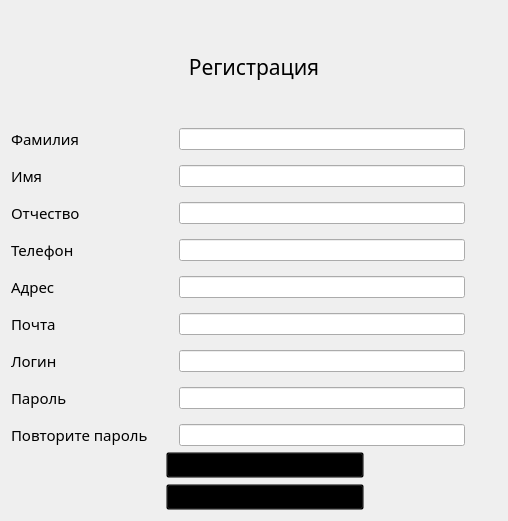
Before: the Qt Designer form registration.ui in lirthu/kursach, drawn with Qt 5.
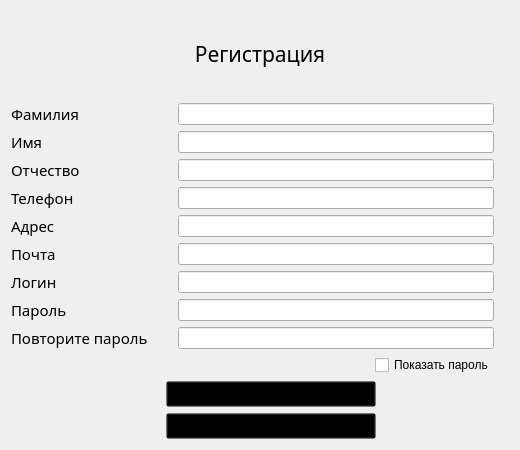
After: the same form once the commit is applied.

```diff
--- a/registration.ui
+++ b/registration.ui
@@ -6,14 +6,14 @@
    <rect>
     <x>0</x>
     <y>0</y>
-    <width>508</width>
-    <height>521</height>
+    <width>520</width>
+    <height>450</height>
    </rect>
   </property>
   <property name="windowTitle">
    <string>Form</string>
   </property>
-  <layout class="QVBoxLayout" name="verticalLayout_3">
+  <layout class="QVBoxLayout" name="verticalLayout">
    <item>
     <widget class="QLabel" name="label">
      <property name="font">
@@ -34,33 +34,15 @@
     </widget>
    </item>
    <item>
-    <layout class="QHBoxLayout" name="horizontalLayout">
-     <item>
-      <layout class="QVBoxLayout" name="verticalLayout">
-       <property name="spacing">
-        <number>15</number>
-       </property>
+    <layout class="QGridLayout" name="gridLayout">
        <property name="rightMargin">
-        <number>3</number>
-       </property>
-       <item>
-        <widget class="QLabel" name="label_2">
-         <property name="font">
-          <font>
-           <family>Segoe Print</family>
-           <pointsize>11</pointsize>
-          </font>
-         </property>
-         <property name="cursor">
-          <cursorShape>ArrowCursor</cursorShape>
-         </property>
-         <property name="text">
-          <string>Фамилия</string>
-         </property>
-        </widget>
-       </item>
-       <item>
-        <widget class="QLabel" name="label_3">
+      <number>15</number>
+     </property>
+     <property name="horizontalSpacing">
+      <number>30</number>
+     </property>
+     <item row="9" column="0">
+      <widget class="QLabel" name="label_14">
          <property name="font">
           <font>
            <family>Segoe Print</family>
@@ -71,28 +53,12 @@
           <cursorShape>ArrowCursor</cursorShape>
          </property>
          <property name="text">
-          <string>Имя</string>
+        <string>Повторите пароль</string>
          </property>
         </widget>
        </item>
-       <item>
-        <widget class="QLabel" name="label_4">
-         <property name="font">
-          <font>
-           <family>Segoe Print</family>
-           <pointsize>11</pointsize>
-          </font>
-         </property>
-         <property name="cursor">
-          <cursorShape>ArrowCursor</cursorShape>
-         </property>
-         <property name="text">
-          <string>Отчество</string>
-         </property>
-        </widget>
-       </item>
-       <item>
-        <widget class="QLabel" name="label_5">
+     <item row="4" column="0">
+      <widget class="QLabel" name="label_10">
          <property name="font">
           <font>
            <family>Segoe Print</family>
@@ -107,24 +73,8 @@
          </property>
         </widget>
        </item>
-       <item>
-        <widget class="QLabel" name="label_6">
-         <property name="font">
-          <font>
-           <family>Segoe Print</family>
-           <pointsize>11</pointsize>
-          </font>
-         </property>
-         <property name="cursor">
-          <cursorShape>ArrowCursor</cursorShape>
-         </property>
-         <property name="text">
-          <string>Адрес</string>
-         </property>
-        </widget>
-       </item>
-       <item>
-        <widget class="QLabel" name="label_7">
+     <item row="6" column="0">
+      <widget class="QLabel" name="label_13">
          <property name="font">
           <font>
            <family>Segoe Print</family>
@@ -139,8 +89,40 @@
          </property>
         </widget>
        </item>
-       <item>
-        <widget class="QLabel" name="label_8">
+     <item row="2" column="0">
+      <widget class="QLabel" name="label_5">
+       <property name="font">
+        <font>
+         <family>Segoe Print</family>
+         <pointsize>11</pointsize>
+        </font>
+       </property>
+       <property name="cursor">
+        <cursorShape>ArrowCursor</cursorShape>
+       </property>
+       <property name="text">
+        <string>Имя</string>
+       </property>
+      </widget>
+     </item>
+     <item row="5" column="0">
+      <widget class="QLabel" name="label_2">
+       <property name="font">
+        <font>
+         <family>Segoe Print</family>
+         <pointsize>11</pointsize>
+        </font>
+       </property>
+       <property name="cursor">
+        <cursorShape>ArrowCursor</cursorShape>
+       </property>
+       <property name="text">
+        <string>Адрес</string>
+       </property>
+      </widget>
+     </item>
+     <item row="7" column="0">
+      <widget class="QLabel" name="label_12">
          <property name="font">
           <font>
            <family>Segoe Print</family>
@@ -155,8 +137,8 @@
          </property>
         </widget>
        </item>
-       <item>
-        <widget class="QLabel" name="label_9">
+     <item row="8" column="0">
+      <widget class="QLabel" name="label_4">
          <property name="font">
           <font>
            <family>Segoe Print</family>
@@ -171,8 +153,8 @@
          </property>
         </widget>
        </item>
-       <item>
-        <widget class="QLabel" name="label_10">
+     <item row="3" column="0">
+      <widget class="QLabel" name="label_3">
          <property name="font">
           <font>
            <family>Segoe Print</family>
@@ -183,59 +165,84 @@
           <cursorShape>ArrowCursor</cursorShape>
          </property>
          <property name="text">
-          <string>Повторите пароль</string>
+        <string>Отчество</string>
+       </property>
+      </widget>
+     </item>
+     <item row="1" column="0">
+      <widget class="QLabel" name="label_11">
+       <property name="font">
+        <font>
+         <family>Segoe Print</family>
+         <pointsize>11</pointsize>
+        </font>
+       </property>
+       <property name="cursor">
+        <cursorShape>ArrowCursor</cursorShape>
+       </property>
+       <property name="text">
+        <string>Фамилия</string>
+       </property>
+      </widget>
+     </item>
+     <item row="10" column="2">
+      <layout class="QHBoxLayout" name="horizontalLayout">
+       <item>
+        <spacer name="horizontalSpacer">
+         <property name="orientation">
+          <enum>Qt::Horizontal</enum>
+         </property>
+         <property name="sizeHint" stdset="0">
+          <size>
+           <width>40</width>
+           <height>20</height>
+          </size>
+         </property>
+        </spacer>
+       </item>
+       <item>
+        <widget class="QCheckBox" name="checkBox">
+         <property name="text">
+          <string>Показать пароль</string>
          </property>
         </widget>
        </item>
       </layout>
      </item>
-     <item>
-      <layout class="QVBoxLayout" name="verticalLayout_2">
-       <property name="spacing">
-        <number>15</number>
-       </property>
-       <property name="leftMargin">
-        <number>22</number>
-       </property>
-       <property name="rightMargin">
-        <number>32</number>
-       </property>
-       <item>
-        <widget class="QLineEdit" name="lineEdit"/>
-       </item>
-       <item>
-        <widget class="QLineEdit" name="lineEdit_2"/>
-       </item>
-       <item>
+     <item row="4" column="2">
         <widget class="QLineEdit" name="lineEdit_3"/>
        </item>
-       <item>
+     <item row="3" column="2">
+      <widget class="QLineEdit" name="lineEdit_2"/>
+     </item>
+     <item row="2" column="2">
+      <widget class="QLineEdit" name="lineEdit_1"/>
+     </item>
+     <item row="1" column="2">
+      <widget class="QLineEdit" name="lineEdit"/>
+     </item>
+     <item row="5" column="2">
         <widget class="QLineEdit" name="lineEdit_4"/>
        </item>
-       <item>
-        <widget class="QLineEdit" name="lineEdit_5"/>
-       </item>
-       <item>
-        <widget class="QLineEdit" name="lineEdit_6"/>
-       </item>
-       <item>
-        <widget class="QLineEdit" name="lineEdit_7"/>
-       </item>
-       <item>
-        <widget class="QLineEdit" name="lineEdit_8">
+     <item row="6" column="2">
+      <widget class="QLineEdit" name="lineEdit_9"/>
+     </item>
+     <item row="7" column="2">
+      <widget class="QLineEdit" name="lineEdit_10"/>
+     </item>
+     <item row="8" column="2">
+      <widget class="QLineEdit" name="lineEdit_11">
          <property name="echoMode">
           <enum>QLineEdit::Password</enum>
          </property>
         </widget>
        </item>
-       <item>
-        <widget class="QLineEdit" name="lineEdit_9">
+     <item row="9" column="2">
+      <widget class="QLineEdit" name="lineEdit_12">
          <property name="echoMode">
           <enum>QLineEdit::Password</enum>
          </property>
         </widget>
-       </item>
-      </layout>
      </item>
     </layout>
    </item>
```
Left out of the diff: 2 changed lines with no effect on the pictures. Lines whose indentation alone changed are shown as unchanged.
